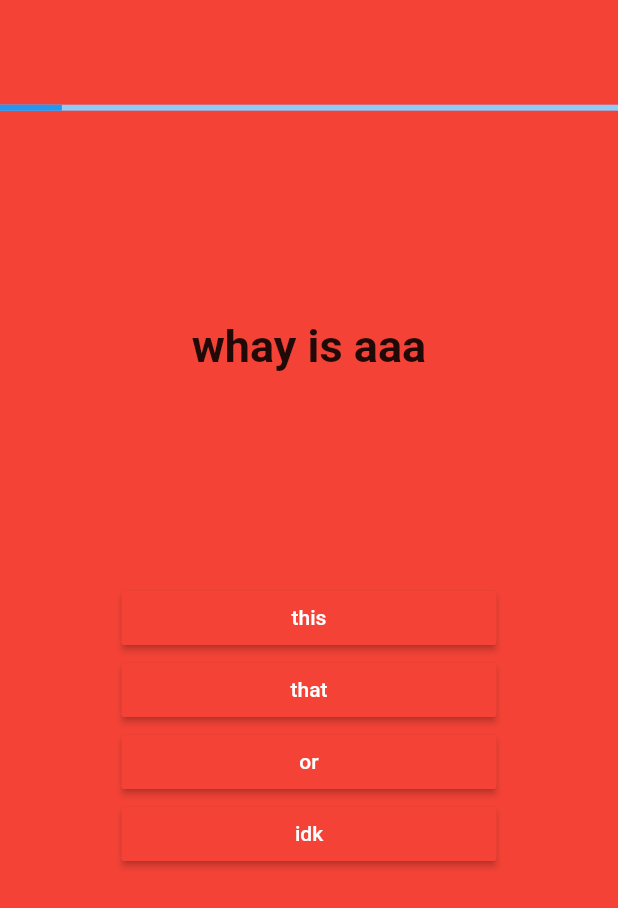
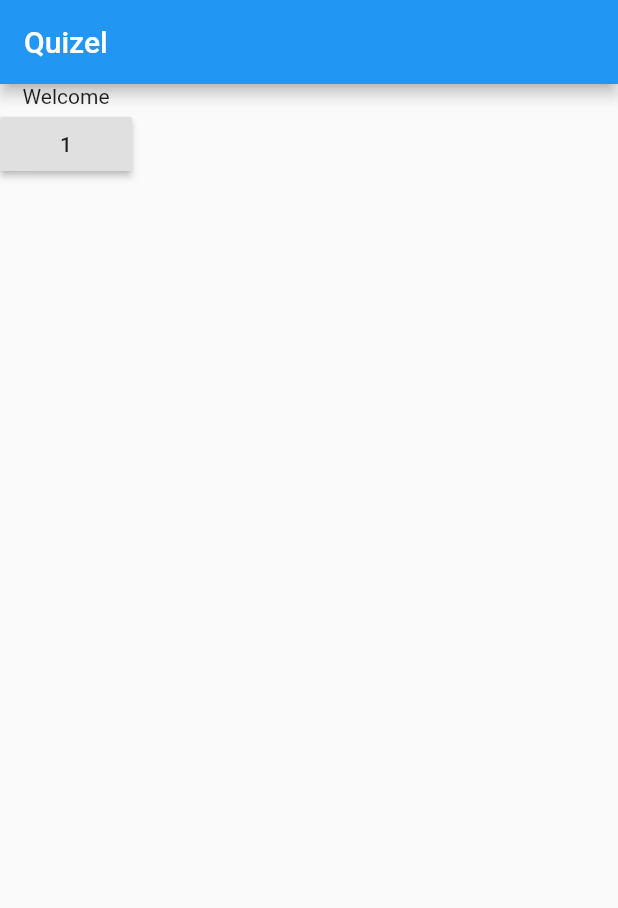
Before and after one commit to ishworgiri1999/quizel, a Flutter app: the screen it shows after launch, on a phone screen of 412 x 824 dp. Shown: the top 908 px of the screen. Run offline on Flutter 3.47's test engine with Material 2 defaults, Android fonts, the phone set to English and light mode, and no system bars.

Commit message:
added homepage/navigation from result page

```diff
--- /dev/null
+++ b/lib/homepage.dart
@@ -0,0 +1,26 @@
+import 'package:flutter/material.dart';
+import 'package:quizel/playquiz.dart';
+
+class HomePage extends StatelessWidget {
+  @override
+  Widget build(BuildContext context) {
+    return Scaffold(
+      appBar: AppBar(title: Text("Quizel")),
+      body: Container(
+        child: Column(
+          mainAxisAlignment: MainAxisAlignment.start,
+          children: [
+            Text("Welcome"),
+            RaisedButton(
+              child: Text("1"),
+              onPressed: () {
+                Navigator.push(context,
+                    MaterialPageRoute(builder: (context) => PlayQuiz()));
+              },
+            ),
+          ],
+        ),
+      ),
+    );
+  }
+}
--- a/lib/main.dart
+++ b/lib/main.dart
@@ -1,4 +1,5 @@
 import 'package:flutter/material.dart';
+import 'package:quizel/homepage.dart';
 import 'package:quizel/playquiz.dart';
 import 'package:provider/provider.dart';
 import 'quizmodel.dart';
@@ -16,6 +17,6 @@ class MyApp extends StatelessWidget {
           primarySwatch: Colors.blue,
           visualDensity: VisualDensity.adaptivePlatformDensity,
         ),
-        home: PlayQuiz());
+        home: HomePage());
   }
 }
--- a/lib/viewquiz.dart
+++ b/lib/viewquiz.dart
@@ -18,7 +18,7 @@ class ViewQuiz extends StatelessWidget {
           Flexible(
             flex: 1,
             child: LinearProgressIndicator(
-              value: 0.1 + 0.1 * qindex,
+              value: (qindex + 1) / (questions.length),
             ),
           ),
           Flexible(
```
Also changed, not shown: lib/result.dart (+17 -3 lines).
